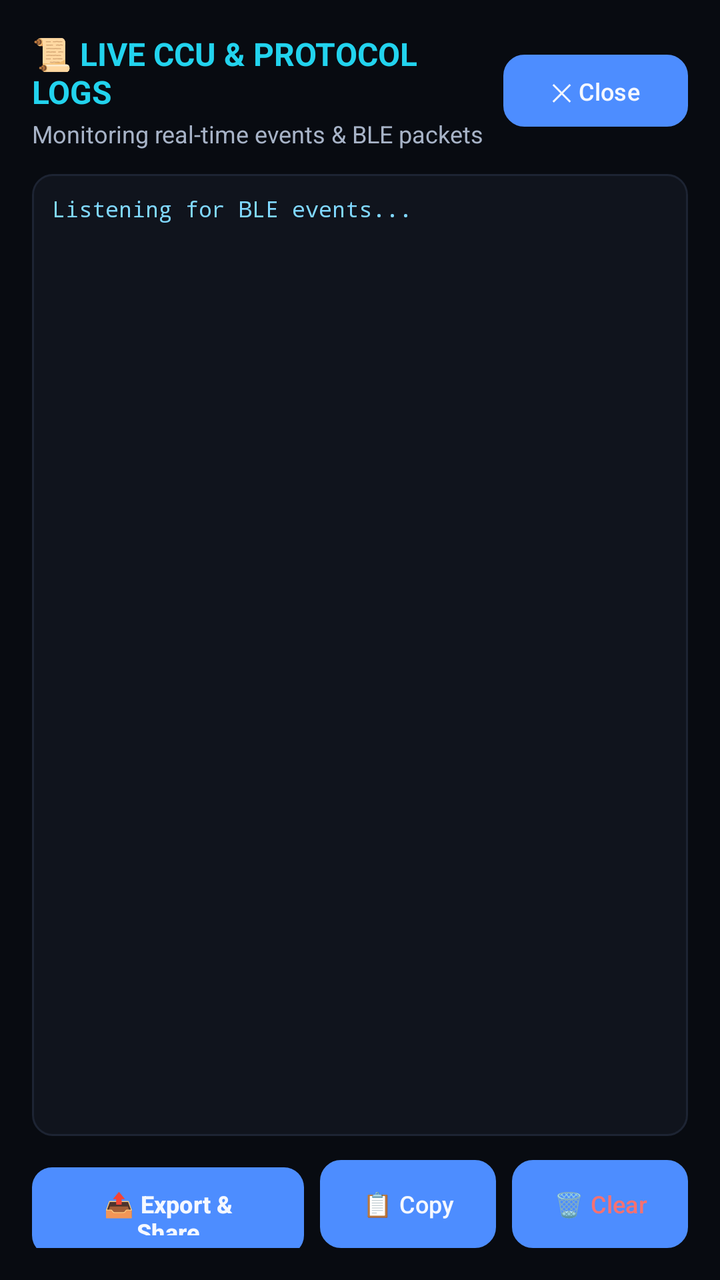
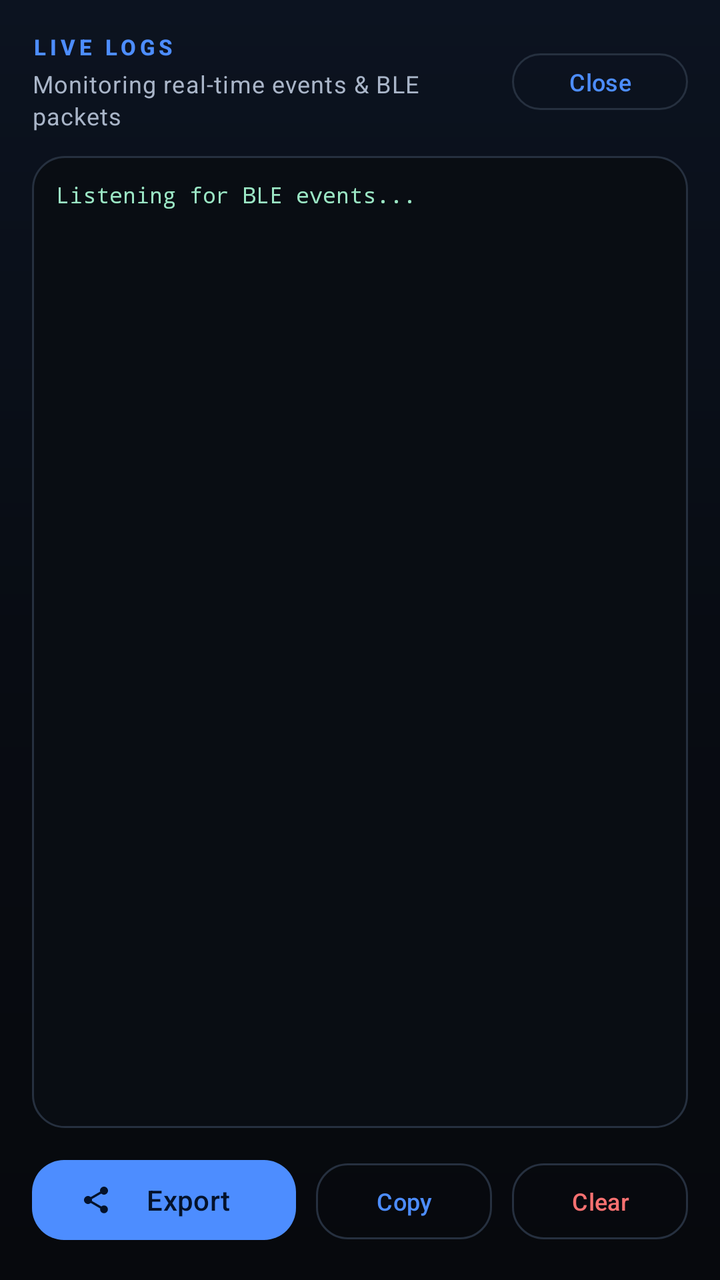

An Android layout rendered at two revisions. The XML below is the earlier revision; the diff shows what the commit changed to produce the second picture.
<!-- AndroidManifest.xml: application theme Theme.XsrCompanion -->
<!-- res/layout/dialog_live_logs.xml -->
<?xml version="1.0" encoding="utf-8"?>
<LinearLayout xmlns:android="http://schemas.android.com/apk/res/android"
    android:layout_width="match_parent"
    android:layout_height="match_parent"
    android:background="@color/bg_dark"
    android:orientation="vertical"
    android:padding="16dp">

    
    <LinearLayout
        android:layout_width="match_parent"
        android:layout_height="wrap_content"
        android:gravity="center_vertical"
        android:orientation="horizontal">

        <LinearLayout
            android:layout_width="0dp"
            android:layout_height="wrap_content"
            android:layout_weight="1"
            android:orientation="vertical">

            <TextView
                android:layout_width="wrap_content"
                android:layout_height="wrap_content"
                android:text="📜 LIVE CCU &amp; PROTOCOL LOGS"
                android:textColor="@color/accent_cyan"
                android:textSize="16sp"
                android:textStyle="bold" />

            <TextView
                android:id="@+id/tvLogCounter"
                android:layout_width="wrap_content"
                android:layout_height="wrap_content"
                android:layout_marginTop="2dp"
                android:text="Monitoring real-time events &amp; BLE packets"
                android:textColor="@color/text_secondary"
                android:textSize="12sp" />
        </LinearLayout>

        <Button
            android:id="@+id/btnCloseLogs"
            android:layout_width="wrap_content"
            android:layout_height="36dp"
            android:background="@drawable/btn_secondary_dark"
            android:minWidth="48dp"
            android:text="✕ Close"
            android:textColor="@color/text_primary"
            android:textSize="12sp" />
    </LinearLayout>

    
    <FrameLayout
        android:layout_width="match_parent"
        android:layout_height="0dp"
        android:layout_marginTop="12dp"
        android:layout_marginBottom="12dp"
        android:layout_weight="1"
        android:background="@drawable/bg_stat_tile"
        android:padding="10dp">

        <ScrollView
            android:id="@+id/scrollLogContainer"
            android:layout_width="match_parent"
            android:layout_height="match_parent"
            android:fillViewport="true">

            <TextView
                android:id="@+id/tvLogContent"
                android:layout_width="match_parent"
                android:layout_height="wrap_content"
                android:fontFamily="monospace"
                android:lineSpacingExtra="3dp"
                android:text="Listening for BLE events..."
                android:textColor="#80D8FF"
                android:textIsSelectable="true"
                android:textSize="11sp" />
        </ScrollView>
    </FrameLayout>

    
    <LinearLayout
        android:layout_width="match_parent"
        android:layout_height="wrap_content"
        android:orientation="horizontal">

        <Button
            android:id="@+id/btnExportLogs"
            android:layout_width="0dp"
            android:layout_height="44dp"
            android:layout_weight="1"
            android:background="@drawable/btn_primary_blue"
            android:text="📤 Export &amp; Share"
            android:textColor="@color/text_primary"
            android:textSize="12sp"
            android:textStyle="bold" />

        <Space
            android:layout_width="8dp"
            android:layout_height="wrap_content" />

        <Button
            android:id="@+id/btnCopyLogs"
            android:layout_width="wrap_content"
            android:layout_height="44dp"
            android:background="@drawable/btn_secondary_dark"
            android:paddingStart="14dp"
            android:paddingEnd="14dp"
            android:text="📋 Copy"
            android:textColor="@color/text_primary"
            android:textSize="12sp" />

        <Space
            android:layout_width="8dp"
            android:layout_height="wrap_content" />

        <Button
            android:id="@+id/btnClearLogs"
            android:layout_width="wrap_content"
            android:layout_height="44dp"
            android:background="@drawable/btn_secondary_dark"
            android:paddingStart="14dp"
            android:paddingEnd="14dp"
            android:text="🗑 Clear"
            android:textColor="@color/accent_red"
            android:textSize="12sp" />
    </LinearLayout>
</LinearLayout>
<!-- resources referenced by this layout -->
<resources>
  <color name="accent_cyan">#22D3EE</color>
  <color name="bg_dark">#080B11</color>
  <color name="text_secondary">#A7B3C7</color>
  <!-- drawable bg_stat_tile (drawable) -->
  <?xml version="1.0" encoding="utf-8"?>
  <shape xmlns:android="http://schemas.android.com/apk/res/android"
      android:shape="rectangle">
      <solid android:color="#10141D" />
      <corners android:radius="10dp" />
      <stroke
          android:width="1dp"
          android:color="#1D2433" />
  </shape>
  <!-- drawable btn_primary_blue (drawable) -->
  <?xml version="1.0" encoding="utf-8"?>
  <ripple xmlns:android="http://schemas.android.com/apk/res/android"
      android:color="#40FFFFFF">
      <item>
          <shape android:shape="rectangle">
              <solid android:color="#0057B7" />
              <corners android:radius="10dp" />
          </shape>
      </item>
  </ripple>
  <!-- drawable btn_secondary_dark (drawable) -->
  <?xml version="1.0" encoding="utf-8"?>
  <ripple xmlns:android="http://schemas.android.com/apk/res/android"
      android:color="#40FFFFFF">
      <item>
          <shape android:shape="rectangle">
              <solid android:color="#21293A" />
              <corners android:radius="10dp" />
              <stroke
                  android:width="1dp"
                  android:color="#35435E" />
          </shape>
      </item>
  </ripple>
  <style name="Theme.XsrCompanion" parent="Theme.Material3.Dark.NoActionBar">
          <item name="colorPrimary">@color/primary</item>
          <item name="colorOnPrimary">@color/on_primary</item>
          <item name="colorPrimaryContainer">@color/primary_dim</item>
          <item name="colorOnPrimaryContainer">@color/text_primary</item>
          <item name="colorSecondary">@color/secondary</item>
          <item name="colorOnSecondary">@color/on_secondary</item>
          <item name="colorTertiary">@color/tertiary</item>
  
          <item name="android:colorBackground">@color/bg_dark</item>
          <item name="colorSurface">@color/surface</item>
          <item name="colorOnSurface">@color/text_primary</item>
          <item name="colorSurfaceVariant">@color/surface_variant</item>
          <item name="colorOnSurfaceVariant">@color/text_secondary</item>
          <item name="colorOutline">@color/outline_color</item>
          <item name="colorError">@color/accent_red</item>
  
          <item name="android:statusBarColor">@android:color/transparent</item>
          <item name="android:navigationBarColor">@android:color/transparent</item>
          <item name="android:windowLightStatusBar">false</item>
          <item name="android:windowLightNavigationBar">false</item>
          <item name="android:enforceStatusBarContrast">false</item>
          <item name="android:enforceNavigationBarContrast">false</item>
          <item name="android:windowBackground">@color/bg_dark</item>
  
          <item name="materialCardViewStyle">@style/Widget.Xsr.Card</item>
          <item name="materialButtonStyle">@style/Widget.Xsr.Button</item>
      </style>
  <color name="surface">#111722</color>
  <color name="surface_variant">#1A2231</color>
  <color name="outline_color">#2C3748</color>
  <style name="Widget.Xsr.Card" parent="Widget.Material3.CardView.Filled">
          <item name="cardBackgroundColor">@color/surface</item>
          <item name="cardCornerRadius">22dp</item>
          <item name="cardElevation">0dp</item>
          <item name="strokeColor">@color/outline_color</item>
          <item name="strokeWidth">1dp</item>
          <item name="contentPadding">0dp</item>
      </style>
  <style name="Widget.Xsr.Button" parent="Widget.Material3.Button">
          <item name="cornerRadius">18dp</item>
          <item name="android:minHeight">52dp</item>
          <item name="android:textAllCaps">false</item>
      </style>
  <!-- unchanged entries left out for length: 8 -->
</resources>

<!-- the commit's change to res/layout/dialog_live_logs.xml (unified diff, before → after) -->
@@ -1,12 +1,12 @@
 <?xml version="1.0" encoding="utf-8"?>
 <LinearLayout xmlns:android="http://schemas.android.com/apk/res/android"
+    xmlns:app="http://schemas.android.com/apk/res-auto"
     android:layout_width="match_parent"
     android:layout_height="match_parent"
-    android:background="@color/bg_dark"
+    android:background="@drawable/bg_app"
     android:orientation="vertical"
     android:padding="16dp">
 
-    
     <LinearLayout
         android:layout_width="match_parent"
         android:layout_height="wrap_content"
@@ -22,41 +22,37 @@
             <TextView
                 android:layout_width="wrap_content"
                 android:layout_height="wrap_content"
-                android:text="📜 LIVE CCU &amp; PROTOCOL LOGS"
-                android:textColor="@color/accent_cyan"
-                android:textSize="16sp"
-                android:textStyle="bold" />
+                android:text="LIVE LOGS"
+                android:textAppearance="@style/TextAppearance.Xsr.Eyebrow" />
 
             <TextView
                 android:id="@+id/tvLogCounter"
                 android:layout_width="wrap_content"
                 android:layout_height="wrap_content"
-                android:layout_marginTop="2dp"
+                android:layout_marginTop="3dp"
                 android:text="Monitoring real-time events &amp; BLE packets"
-                android:textColor="@color/text_secondary"
-                android:textSize="12sp" />
+                android:textAppearance="@style/TextAppearance.Xsr.Caption" />
         </LinearLayout>
 
-        <Button
+        <com.google.android.material.button.MaterialButton
             android:id="@+id/btnCloseLogs"
+            style="@style/Widget.Xsr.Button.Outlined"
             android:layout_width="wrap_content"
-            android:layout_height="36dp"
-            android:background="@drawable/btn_secondary_dark"
-            android:minWidth="48dp"
-            android:text="✕ Close"
-            android:textColor="@color/text_primary"
+            android:layout_height="wrap_content"
+            android:minHeight="36dp"
+            android:paddingHorizontal="14dp"
+            android:text="@string/action_close"
             android:textSize="12sp" />
     </LinearLayout>
 
-    
     <FrameLayout
         android:layout_width="match_parent"
         android:layout_height="0dp"
         android:layout_marginTop="12dp"
         android:layout_marginBottom="12dp"
         android:layout_weight="1"
-        android:background="@drawable/bg_stat_tile"
-        android:padding="10dp">
+        android:background="@drawable/bg_log_terminal"
+        android:padding="12dp">
 
         <ScrollView
             android:id="@+id/scrollLogContainer"
@@ -71,56 +67,44 @@
                 android:fontFamily="monospace"
                 android:lineSpacingExtra="3dp"
                 android:text="Listening for BLE events..."
-                android:textColor="#80D8FF"
+                android:textColor="#9BE7C5"
                 android:textIsSelectable="true"
                 android:textSize="11sp" />
         </ScrollView>
     </FrameLayout>
 
-    
     <LinearLayout
         android:layout_width="match_parent"
         android:layout_height="wrap_content"
         android:orientation="horizontal">
 
-        <Button
+        <com.google.android.material.button.MaterialButton
             android:id="@+id/btnExportLogs"
+            style="@style/Widget.Xsr.Button"
             android:layout_width="0dp"
-            android:layout_height="44dp"
+            android:layout_height="wrap_content"
+            android:layout_marginEnd="5dp"
             android:layout_weight="1"
-            android:background="@drawable/btn_primary_blue"
-            android:text="📤 Export &amp; Share"
-            android:textColor="@color/text_primary"
-            android:textSize="12sp"
-            android:textStyle="bold" />
+            android:text="@string/action_export"
+            app:icon="@drawable/ic_share"
+            app:iconSize="16dp" />
 
-        <Space
-            android:layout_width="8dp"
-            android:layout_height="wrap_content" />
-
-        <Button
+        <com.google.android.material.button.MaterialButton
             android:id="@+id/btnCopyLogs"
+            style="@style/Widget.Xsr.Button.Outlined"
             android:layout_width="wrap_content"
-            android:layout_height="44dp"
-            android:background="@drawable/btn_secondary_dark"
-            android:paddingStart="14dp"
-            android:paddingEnd="14dp"
-            android:text="📋 Copy"
-            android:textColor="@color/text_primary"
+            android:layout_height="wrap_content"
+            android:layout_marginHorizontal="5dp"
+            android:text="@string/action_copy"
             android:textSize="12sp" />
 
-        <Space
-            android:layout_width="8dp"
-            android:layout_height="wrap_content" />
-
-        <Button
+        <com.google.android.material.button.MaterialButton
             android:id="@+id/btnClearLogs"
+            style="@style/Widget.Xsr.Button.Outlined"
             android:layout_width="wrap_content"
-            android:layout_height="44dp"
-            android:background="@drawable/btn_secondary_dark"
-            android:paddingStart="14dp"
-            android:paddingEnd="14dp"
-            android:text="🗑 Clear"
+            android:layout_height="wrap_content"
+            android:layout_marginStart="5dp"
+            android:text="@string/action_clear"
             android:textColor="@color/accent_red"
             android:textSize="12sp" />
     </LinearLayout>
<!-- resource entries referenced after the edit -->
@@ -1,43 +1,49 @@
 <!-- resources referenced by this layout -->
 <resources>
-  <color name="accent_cyan">#22D3EE</color>
-  <color name="bg_dark">#080B11</color>
-  <color name="text_secondary">#A7B3C7</color>
-  <!-- drawable bg_stat_tile (drawable) -->
+  <!-- drawable bg_app (drawable) -->
   <?xml version="1.0" encoding="utf-8"?>
   <shape xmlns:android="http://schemas.android.com/apk/res/android"
       android:shape="rectangle">
-      <solid android:color="#10141D" />
-      <corners android:radius="10dp" />
+      <gradient
+          android:angle="270"
+          android:centerColor="#080C13"
+          android:endColor="#07090D"
+          android:startColor="#0C1320" />
+  </shape>
+  <!-- drawable bg_log_terminal (drawable) -->
+  <?xml version="1.0" encoding="utf-8"?>
+  <shape xmlns:android="http://schemas.android.com/apk/res/android"
+      android:shape="rectangle">
+      <solid android:color="#090D13" />
+      <corners android:radius="16dp" />
       <stroke
           android:width="1dp"
-          android:color="#1D2433" />
+          android:color="@color/outline" />
   </shape>
-  <!-- drawable btn_primary_blue (drawable) -->
-  <?xml version="1.0" encoding="utf-8"?>
-  <ripple xmlns:android="http://schemas.android.com/apk/res/android"
-      android:color="#40FFFFFF">
-      <item>
-          <shape android:shape="rectangle">
-              <solid android:color="#0057B7" />
-              <corners android:radius="10dp" />
-          </shape>
-      </item>
-  </ripple>
-  <!-- drawable btn_secondary_dark (drawable) -->
-  <?xml version="1.0" encoding="utf-8"?>
-  <ripple xmlns:android="http://schemas.android.com/apk/res/android"
-      android:color="#40FFFFFF">
-      <item>
-          <shape android:shape="rectangle">
-              <solid android:color="#21293A" />
-              <corners android:radius="10dp" />
-              <stroke
-                  android:width="1dp"
-                  android:color="#35435E" />
-          </shape>
-      </item>
-  </ripple>
+  <!-- drawable ic_share (drawable) -->
+  <vector xmlns:android="http://schemas.android.com/apk/res/android"
+      android:width="24dp" android:height="24dp"
+      android:viewportWidth="24" android:viewportHeight="24">
+      <path android:fillColor="@color/text_secondary"
+          android:pathData="M18,16.08c-0.76,0 -1.44,0.3 -1.96,0.77L8.91,12.7c0.05,-0.23 0.09,-0.46 0.09,-0.7s-0.04,-0.47 -0.09,-0.7l7.05,-4.11c0.54,0.5 1.25,0.81 2.04,0.81 1.66,0 3,-1.34 3,-3s-1.34,-3 -3,-3 -3,1.34 -3,3c0,0.24 0.04,0.47 0.09,0.7L8.04,9.81C7.5,9.31 6.79,9 6,9c-1.66,0 -3,1.34 -3,3s1.34,3 3,3c0.79,0 1.5,-0.31 2.04,-0.81l7.12,4.16c-0.05,0.21 -0.08,0.43 -0.08,0.65 0,1.61 1.31,2.92 2.92,2.92s2.92,-1.31 2.92,-2.92 -1.31,-2.92 -2.92,-2.92z" />
+  </vector>
+  <string name="action_clear">Clear</string>
+  <string name="action_close">Close</string>
+  <string name="action_copy">Copy</string>
+  <string name="action_export">Export</string>
+  <style name="TextAppearance.Xsr.Caption" parent="TextAppearance.Material3.BodySmall">
+          <item name="android:textColor">@color/text_secondary</item>
+          <item name="android:lineSpacingExtra">2dp</item>
+      </style>
+  <style name="TextAppearance.Xsr.Eyebrow" parent="TextAppearance.Material3.LabelMedium">
+          <item name="android:textColor">@color/primary</item>
+          <item name="android:textSize">11sp</item>
+          <item name="android:textStyle">bold</item>
+          <item name="android:letterSpacing">0.18</item>
+          <item name="android:textAllCaps">true</item>
+      </style>
+  <color name="bg_dark">#07090D</color>
+  <color name="text_secondary">#A9B5C8</color>
   <style name="Theme.XsrCompanion" parent="Theme.Material3.Dark.NoActionBar">
           <item name="colorPrimary">@color/primary</item>
           <item name="colorOnPrimary">@color/on_primary</item>
@@ -61,26 +67,50 @@
           <item name="android:windowLightNavigationBar">false</item>
           <item name="android:enforceStatusBarContrast">false</item>
           <item name="android:enforceNavigationBarContrast">false</item>
-          <item name="android:windowBackground">@color/bg_dark</item>
+          <item name="android:windowBackground">@drawable/bg_app</item>
   
           <item name="materialCardViewStyle">@style/Widget.Xsr.Card</item>
           <item name="materialButtonStyle">@style/Widget.Xsr.Button</item>
+          <item name="materialAlertDialogTheme">@style/ThemeOverlay.Xsr.Dialog</item>
       </style>
-  <color name="surface">#111722</color>
-  <color name="surface_variant">#1A2231</color>
-  <color name="outline_color">#2C3748</color>
+  <color name="outline">#26303F</color>
+  <color name="surface">#10151E</color>
+  <color name="surface_variant">#161D29</color>
+  <color name="outline_color">#26303F</color>
   <style name="Widget.Xsr.Card" parent="Widget.Material3.CardView.Filled">
           <item name="cardBackgroundColor">@color/surface</item>
-          <item name="cardCornerRadius">22dp</item>
+          <item name="cardCornerRadius">20dp</item>
           <item name="cardElevation">0dp</item>
           <item name="strokeColor">@color/outline_color</item>
           <item name="strokeWidth">1dp</item>
           <item name="contentPadding">0dp</item>
+          <item name="rippleColor">@color/ripple</item>
+      </style>
+  <style name="ThemeOverlay.Xsr.Dialog" parent="ThemeOverlay.Material3.MaterialAlertDialog">
+          <item name="colorSurface">@color/surface</item>
+          <item name="colorSurfaceContainerHigh">@color/surface</item>
+          <item name="colorOnSurface">@color/text_primary</item>
+          <item name="shapeAppearanceOverlay">@style/ShapeAppearanceOverlay.Xsr.Dialog</item>
+      </style>
+  <color name="ripple">#24FFFFFF</color>
+  <style name="ShapeAppearanceOverlay.Xsr.Dialog" parent="">
+          <item name="cornerFamily">rounded</item>
+          <item name="cornerSize">24dp</item>
       </style>
   <style name="Widget.Xsr.Button" parent="Widget.Material3.Button">
-          <item name="cornerRadius">18dp</item>
-          <item name="android:minHeight">52dp</item>
+          <item name="cornerRadius">16dp</item>
+          <item name="android:minHeight">48dp</item>
           <item name="android:textAllCaps">false</item>
+          <item name="android:textSize">14sp</item>
+          <item name="android:letterSpacing">0.01</item>
+          <item name="iconPadding">8dp</item>
+      </style>
+  <style name="Widget.Xsr.Button.Outlined" parent="Widget.Material3.Button.OutlinedButton">
+          <item name="cornerRadius">16dp</item>
+          <item name="android:minHeight">46dp</item>
+          <item name="android:textAllCaps">false</item>
+          <item name="android:textSize">13sp</item>
+          <item name="strokeColor">@color/outline</item>
       </style>
   <!-- unchanged entries left out for length: 8 -->
 </resources>
